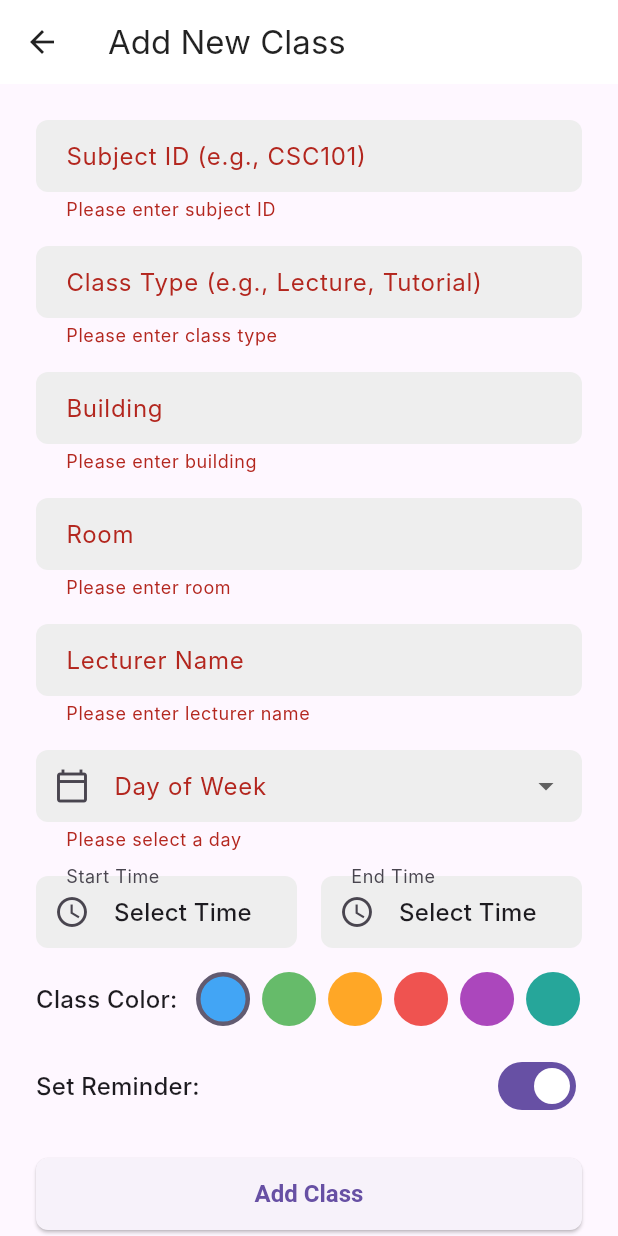
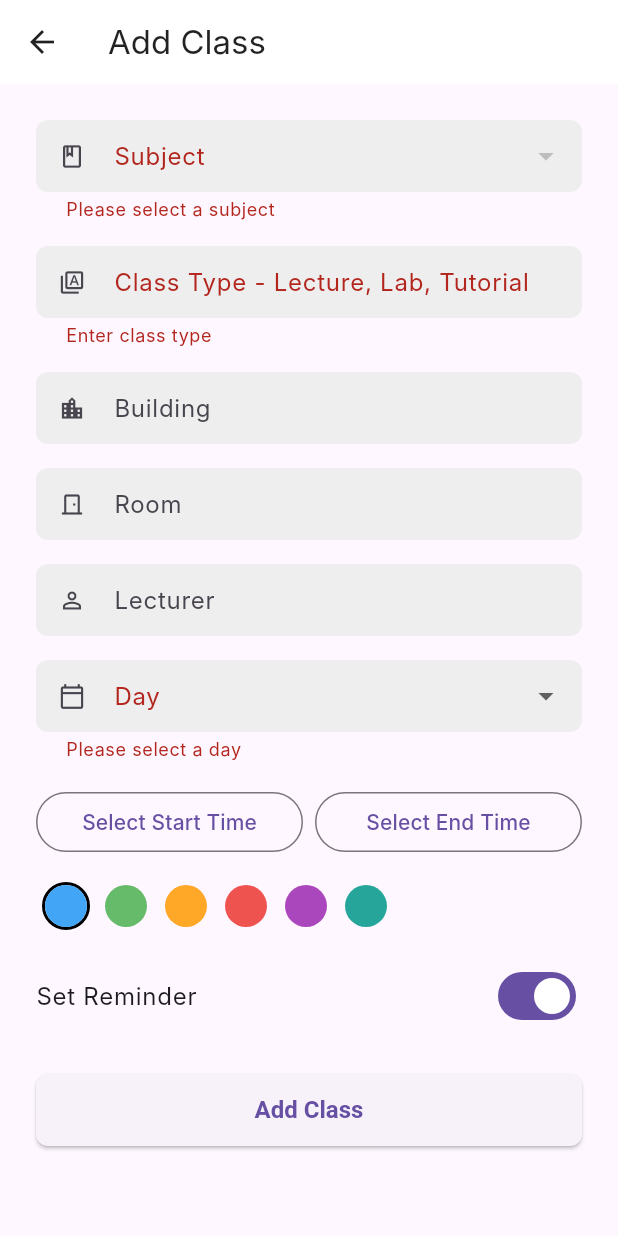
Before and after one commit to imanmysarah3108/skedule3, a Flutter app: the AddEditClassPage screen opened by its route, after a tap on "Add Class", on a phone screen of 412 x 824 dp. Run offline on Flutter 3.47's test engine with Material 3 defaults, Android fonts, the phone set to English and light mode, and no system bars; our stand-ins replace supabase_flutter; accounts and stored records are empty; Roboto replaces fonts that are missing (Inter).

Commit message:
add dropdown features to the subject

```diff
--- a/lib/edit_class.dart
+++ b/lib/edit_class.dart
@@ -1,9 +1,9 @@
-// --- Add/Edit Class Screen ---
 import 'package:flutter/material.dart';
 import 'package:skedule3/main.dart';
 
 class AddEditClassPage extends StatefulWidget {
-  final Class? classToEdit; // Optional, for editing existing class
+  final Class? classToEdit;
+
   const AddEditClassPage({super.key, this.classToEdit});
 
   @override
@@ -12,43 +12,35 @@ class AddEditClassPage extends StatefulWidget {
 
 class _AddEditClassPageState extends State<AddEditClassPage> {
   final _formKey = GlobalKey<FormState>();
-  final _subjectIdController = TextEditingController();
   final _classTypeController = TextEditingController();
   final _buildingController = TextEditingController();
   final _roomController = TextEditingController();
   final _lecturerController = TextEditingController();
 
+  List<Map<String, dynamic>> _subjects = [];
+  String? _selectedSubjectId;
+
   String? _selectedDay;
   TimeOfDay? _startTime;
   TimeOfDay? _endTime;
-  String _selectedColor = '#42A5F5'; // Default blue color
+  String _selectedColor = '#42A5F5';
   bool _setReminder = true;
   bool _isLoading = false;
 
   final List<String> _daysOfWeek = [
-    'Monday',
-    'Tuesday',
-    'Wednesday',
-    'Thursday',
-    'Friday',
-    'Saturday',
-    'Sunday'
+    'Monday', 'Tuesday', 'Wednesday', 'Thursday', 'Friday', 'Saturday', 'Sunday'
   ];
 
   final List<String> _availableColors = [
-    '#42A5F5', // Blue
-    '#66BB6A', // Green
-    '#FFA726', // Orange
-    '#EF5350', // Red
-    '#AB47BC', // Purple
-    '#26A69A', // Teal
+    '#42A5F5', '#66BB6A', '#FFA726', '#EF5350', '#AB47BC', '#26A69A'
   ];
 
   @override
   void initState() {
     super.initState();
+    _loadSubjects();
     if (widget.classToEdit != null) {
-      _subjectIdController.text = widget.classToEdit!.subjectId;
+      _selectedSubjectId = widget.classToEdit!.subjectId;
       _classTypeController.text = widget.classToEdit!.classType;
       _buildingController.text = widget.classToEdit!.building;
       _roomController.text = widget.classToEdit!.room;
@@ -61,12 +53,24 @@ class _AddEditClassPageState extends State<AddEditClassPage> {
     }
   }
 
+  Future<void> _loadSubjects() async {
+    final userId = supabase.auth.currentUser?.id;
+    if (userId == null) return;
+
+    final response = await supabase
+        .from('subject')
+        .select()
+        .order('subject_title');
+
+    setState(() {
+      _subjects = List<Map<String, dynamic>>.from(response);
+    });
+  }
+
   Future<void> _selectTime(BuildContext context, bool isStartTime) async {
-    final TimeOfDay? picked = await showTimePicker(
+    final picked = await showTimePicker(
       context: context,
-      initialTime: isStartTime
-          ? (_startTime ?? TimeOfDay.now())
-          : (_endTime ?? TimeOfDay.now()),
+      initialTime: isStartTime ? (_startTime ?? TimeOfDay.now()) : (_endTime ?? TimeOfDay.now()),
     );
     if (picked != null) {
       setState(() {
@@ -80,28 +84,24 @@ class _AddEditClassPageState extends State<AddEditClassPage> {
   }
 
   Future<void> _saveClass() async {
-    if (!_formKey.currentState!.validate()) {
-      return;
-    }
-    if (_selectedDay == null || _startTime == null || _endTime == null) {
-      showSnackBar(context, 'Please select day, start time, and end time.', isError: true);
+    if (!_formKey.currentState!.validate()) return;
+
+    if (_selectedSubjectId == null || _selectedDay == null || _startTime == null || _endTime == null) {
+      showSnackBar(context, 'Please complete all fields.', isError: true);
       return;
     }
 
-    setState(() {
-      _isLoading = true;
-    });
+    setState(() => _isLoading = true);
 
     final userId = supabase.auth.currentUser?.id;
     if (userId == null) {
       showSnackBar(context, 'User not logged in.', isError: true);
-      setState(() { _isLoading = false; });
+      setState(() => _isLoading = false);
       return;
     }
 
-    try {
     final classData = {
-        'subject_id': _subjectIdController.text.trim(),
+      'subject_id': _selectedSubjectId,
       'class_type': _classTypeController.text.trim(),
       'building': _buildingController.text.trim(),
       'room': _roomController.text.trim(),
@@ -111,37 +111,22 @@ class _AddEditClassPageState extends State<AddEditClassPage> {
       'end_time': '${_endTime!.hour.toString().padLeft(2, '0')}:${_endTime!.minute.toString().padLeft(2, '0')}:00',
       'color_hex': _selectedColor,
       'reminder': _setReminder,
-        'id': userId, // Link class to user
+      'id': userId,
     };
 
+    try {
       if (widget.classToEdit == null) {
-        // Add new class
         await supabase.from('class').insert(classData);
-        if (mounted) {
         showSnackBar(context, 'Class added successfully!');
-          Navigator.of(context).pop();
+      } else {
+        await supabase.from('class').update(classData).eq('class_id', widget.classToEdit!.classId);
+        showSnackBar(context, 'Class updated successfully!');
       }
-      } else {
-        // Update existing class
-        await supabase
-            .from('class')
-            .update(classData)
-            .eq('class_id', widget.classToEdit!.classId);
-        if (mounted) {
-          showSnackBar(context, 'Class updated successfully!');
-          Navigator.of(context).pop();
-        }
-      }
+      if (mounted) Navigator.of(context).pop();
     } catch (e) {
-      if (mounted) {
       showSnackBar(context, 'Failed to save class: $e', isError: true);
-      }
     } finally {
-      if (mounted) {
-        setState(() {
-          _isLoading = false;
-        });
-      }
+      if (mounted) setState(() => _isLoading = false);
     }
   }
 
@@ -149,197 +134,168 @@ class _AddEditClassPageState extends State<AddEditClassPage> {
   Widget build(BuildContext context) {
     return Scaffold(
       appBar: AppBar(
-        title: Text(widget.classToEdit == null ? 'Add New Class' : 'Edit Class'),
+        title: Text(widget.classToEdit == null ? 'Add Class' : 'Edit Class'),
       ),
-      body: SingleChildScrollView(
-        padding: const EdgeInsets.all(24.0),
+      body: SafeArea(
+        child: GestureDetector(
+          onTap: () => FocusScope.of(context).unfocus(),
+          child: SingleChildScrollView(
+            padding: EdgeInsets.only(
+              left: 24,
+              right: 24,
+              bottom: MediaQuery.of(context).viewInsets.bottom + 24,
+              top: 24,
+            ),
             child: Form(
               key: _formKey,
               child: Column(
-            crossAxisAlignment: CrossAxisAlignment.start,
                 children: [
-              TextFormField(
-                controller: _subjectIdController,
-                decoration: const InputDecoration(labelText: 'Subject ID (e.g., CSC101)'),
-                validator: (value) {
-                  if (value == null || value.isEmpty) {
-                    return 'Please enter subject ID';
-                  }
-                  return null;
-                },
+                  DropdownButtonFormField<String>(
+                    value: _selectedSubjectId,
+                    decoration: const InputDecoration(
+                      labelText: 'Subject',
+                      prefixIcon: Icon(Icons.book_outlined),
+                      isDense: true,
+                    ),
+                    items: _subjects.map((subject) {
+                      return DropdownMenuItem<String>(
+                        value: subject['subject_id'],
+                        child: Row(
+                          children: [
+                            Expanded(
+                              child: Text(
+                                '${subject['subject_id']} - ${subject['subject_title']}',
+                                overflow: TextOverflow.ellipsis,
+                                softWrap: false,
+                              ),
+                            ),
+                          ],
+                        ),
+                      );
+                    }).toList(),
+                    onChanged: (value) => setState(() => _selectedSubjectId = value),
+                    validator: (value) => value == null ? 'Please select a subject' : null,
                   ),
                   const SizedBox(height: 16),
+
                   TextFormField(
                     controller: _classTypeController,
-                decoration: const InputDecoration(labelText: 'Class Type (e.g., Lecture, Tutorial)'),
-                validator: (value) {
-                  if (value == null || value.isEmpty) {
-                    return 'Please enter class type';
-                  }
-                  return null;
-                },
+                    decoration: const InputDecoration(
+                      labelText: 'Class Type - Lecture, Lab, Tutorial',
+                      prefixIcon: Icon(Icons.type_specimen_outlined),
+                      isDense: true,
+                    ),
+                    validator: (value) => value!.isEmpty ? 'Enter class type' : null,
                   ),
                   const SizedBox(height: 16),
+
                   TextFormField(
                     controller: _buildingController,
-                decoration: const InputDecoration(labelText: 'Building'),
-                validator: (value) {
-                  if (value == null || value.isEmpty) {
-                    return 'Please enter building';
-                  }
-                  return null;
-                },
+                    decoration: const InputDecoration(
+                      labelText: 'Building',
+                      prefixIcon: Icon(Icons.location_city_outlined),
+                      isDense: true,
+                    ),
                   ),
                   const SizedBox(height: 16),
+
                   TextFormField(
                     controller: _roomController,
-                decoration: const InputDecoration(labelText: 'Room'),
-                validator: (value) {
-                  if (value == null || value.isEmpty) {
-                    return 'Please enter room';
-                  }
-                  return null;
-                },
+                    decoration: const InputDecoration(
+                      labelText: 'Room',
+                      prefixIcon: Icon(Icons.door_front_door_outlined),
+                      isDense: true,
+                    ),
                   ),
                   const SizedBox(height: 16),
+
                   TextFormField(
                     controller: _lecturerController,
-                decoration: const InputDecoration(labelText: 'Lecturer Name'),
-                validator: (value) {
-                  if (value == null || value.isEmpty) {
-                    return 'Please enter lecturer name';
-                  }
-                  return null;
-                },
+                    decoration: const InputDecoration(
+                      labelText: 'Lecturer',
+                      prefixIcon: Icon(Icons.person_outline),
+                      isDense: true,
+                    ),
                   ),
                   const SizedBox(height: 16),
+
                   DropdownButtonFormField<String>(
                     value: _selectedDay,
                     decoration: const InputDecoration(
-                  labelText: 'Day of Week',
+                      labelText: 'Day',
                       prefixIcon: Icon(Icons.calendar_today_outlined),
+                      isDense: true,
                     ),
-                items: _daysOfWeek.map((String day) {
-                  return DropdownMenuItem<String>(
-                    value: day,
-                    child: Text(day),
-                  );
+                    items: _daysOfWeek.map((day) {
+                      return DropdownMenuItem(value: day, child: Text(day));
                     }).toList(),
-                onChanged: (String? newValue) {
-                  setState(() {
-                    _selectedDay = newValue;
-                  });
-                },
-                validator: (value) {
-                  if (value == null || value.isEmpty) {
-                    return 'Please select a day';
-                  }
-                  return null;
-                },
+                    onChanged: (value) => setState(() => _selectedDay = value),
+                    validator: (value) => value == null ? 'Please select a day' : null,
                   ),
                   const SizedBox(height: 16),
+
                   Row(
                     children: [
                       Expanded(
-                    child: InkWell(
-                      onTap: () => _selectTime(context, true),
-                      child: InputDecorator(
-                        decoration: InputDecoration(
-                          labelText: 'Start Time',
-                          prefixIcon: const Icon(Icons.access_time_outlined),
-                          border: OutlineInputBorder(
-                            borderRadius: BorderRadius.circular(8),
-                            borderSide: BorderSide.none,
-                          ),
-                          filled: true,
-                          fillColor: Theme.of(context).inputDecorationTheme.fillColor,
-                        ),
+                        child: OutlinedButton(
+                          onPressed: () => _selectTime(context, true),
                           child: Text(
-                          _startTime == null ? 'Select Time' : _startTime!.format(context),
-                          style: Theme.of(context).textTheme.titleMedium,
+                            _startTime == null
+                                ? 'Select Start Time'
+                                : 'Start: ${_startTime!.format(context)}',
                           ),
                         ),
                       ),
-                  ),
-                  const SizedBox(width: 16),
+                      const SizedBox(width: 8),
                       Expanded(
-                    child: InkWell(
-                      onTap: () => _selectTime(context, false),
-                      child: InputDecorator(
-                        decoration: InputDecoration(
-                          labelText: 'End Time',
-                          prefixIcon: const Icon(Icons.access_time_outlined),
-                          border: OutlineInputBorder(
-                            borderRadius: BorderRadius.circular(8),
-                            borderSide: BorderSide.none,
-                          ),
-                          filled: true,
-                          fillColor: Theme.of(context).inputDecorationTheme.fillColor,
-                        ),
+                        child: OutlinedButton(
+                          onPressed: () => _selectTime(context, false),
                           child: Text(
-                          _endTime == null ? 'Select Time' : _endTime!.format(context),
-                          style: Theme.of(context).textTheme.titleMedium,
-                        ),
+                            _endTime == null
+                                ? 'Select End Time'
+                                : 'End: ${_endTime!.format(context)}',
                           ),
                         ),
                       ),
                     ],
                   ),
                   const SizedBox(height: 16),
+
                   Row(
-                children: [
-                  Text('Class Color: ', style: Theme.of(context).textTheme.titleMedium),
-                  const SizedBox(width: 8),
-                  Expanded(
-                    child: Wrap(
-                      spacing: 8.0,
-                      runSpacing: 8.0,
-                      children: _availableColors.map((hexColor) {
+                    children: _availableColors.map((colorHex) {
+                      final isSelected = _selectedColor == colorHex;
                       return GestureDetector(
-                          onTap: () {
-                            setState(() {
-                              _selectedColor = hexColor;
-                            });
-                          },
+                        onTap: () => setState(() => _selectedColor = colorHex),
                         child: Container(
-                            width: 36,
-                            height: 36,
+                          margin: const EdgeInsets.symmetric(horizontal: 4),
                           decoration: BoxDecoration(
-                              color: Color(int.parse(hexColor.replaceAll('#', '0xFF'))),
                             shape: BoxShape.circle,
-                              border: _selectedColor == hexColor
-                                  ? Border.all(color: Theme.of(context).colorScheme.secondary, width: 3)
-                                  : null,
+                            border: Border.all(
+                                color: isSelected ? Colors.black : Colors.transparent, width: 2),
+                          ),
+                          child: CircleAvatar(
+                            backgroundColor: Color(int.parse(colorHex.replaceFirst('#', '0xff'))),
+                            radius: 14,
                           ),
                         ),
                       );
                     }).toList(),
                   ),
+
+                  const SizedBox(height: 16),
+
+                  SwitchListTile(
+                    contentPadding: EdgeInsets.zero,
+                    value: _setReminder,
+                    onChanged: (value) => setState(() => _setReminder = value),
+                    title: const Text('Set Reminder'),
                   ),
-                ],
-              ),
-              const SizedBox(height: 16),
-              Row(
-                mainAxisAlignment: MainAxisAlignment.spaceBetween,
-                children: [
-                  Text('Set Reminder:', style: Theme.of(context).textTheme.titleMedium),
-                  Switch(
-                    value: _setReminder,
-                    onChanged: (bool value) {
-                      setState(() {
-                        _setReminder = value;
-                      });
-                    },
-                  ),
-                ],
-              ),
-              Column(
-                crossAxisAlignment: CrossAxisAlignment.stretch,
-                children: [
                   const SizedBox(height: 24),
+
                   _isLoading
-                      ? const Center(child: CircularProgressIndicator())
+                      ? const CircularProgressIndicator()
                       : SizedBox(
+                          width: double.infinity,
                           height: 48,
                           child: ElevatedButton(
                             onPressed: _saveClass,
@@ -349,7 +305,7 @@ class _AddEditClassPageState extends State<AddEditClassPage> {
                   const SizedBox(height: 24),
                 ],
               ),
-            ],
+            ),
           ),
         ),
       ),
```
Also changed, not shown: lib/add_subject.dart (+22 -43 lines), lib/add_task.dart (+33 -43 lines), lib/homepage.dart (+108 -107 lines). Lines whose indentation alone changed are shown as unchanged.
